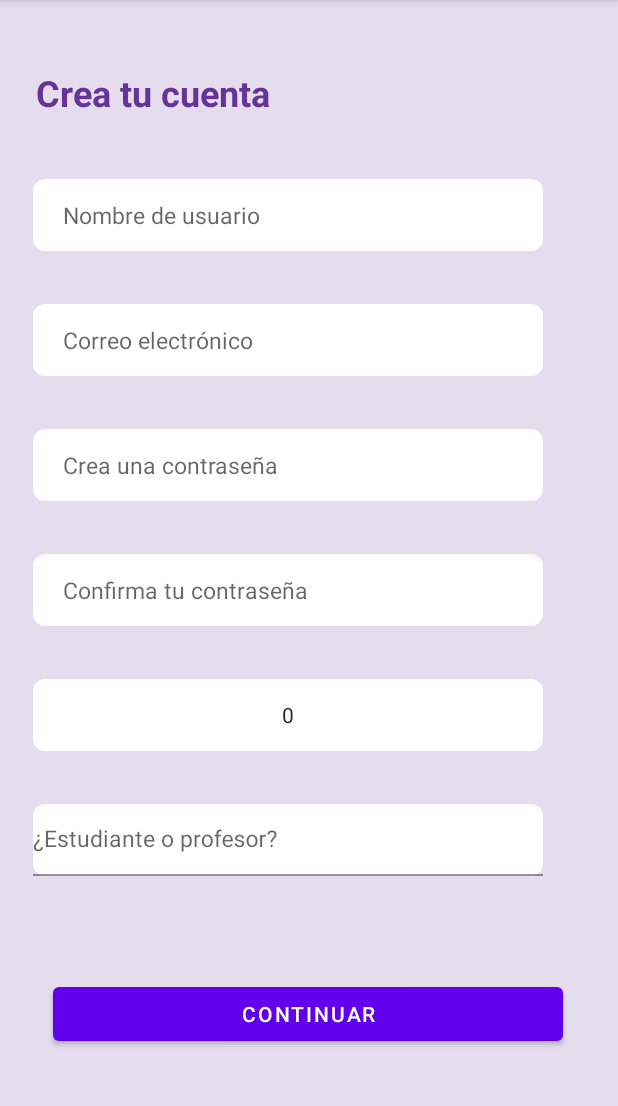
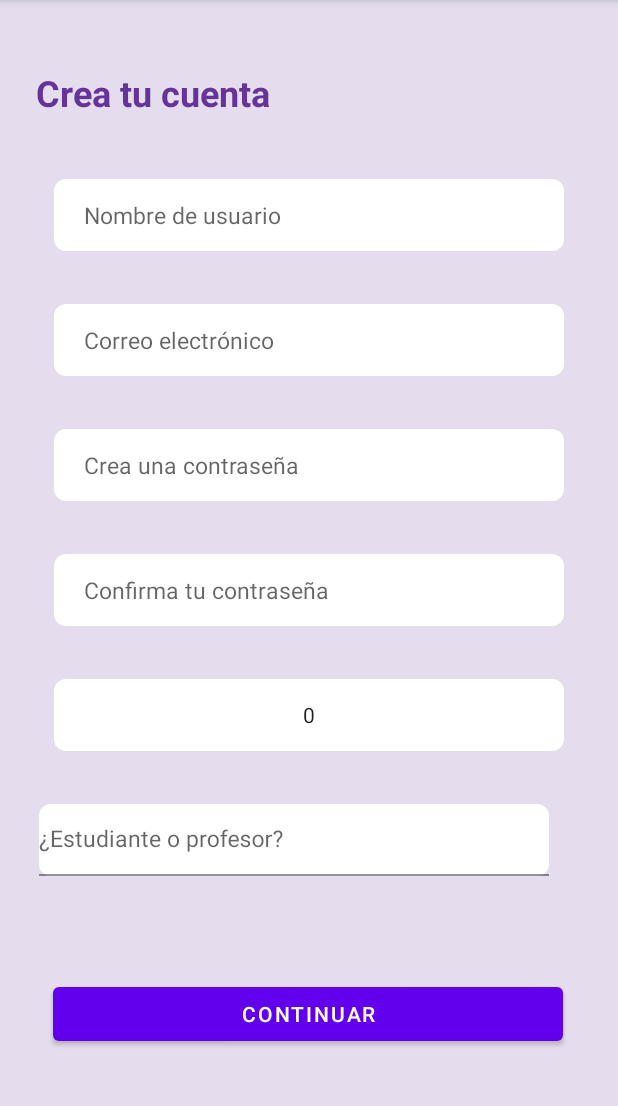
Before and after one commit to Jess-CR/OkayApp, an Android app: the SignUp screen opened directly, with no data from a screen before it, on a phone screen of 412 x 824 dp, the part 84-1190 px from its top. Run offline under Robolectric (Android 15) with nearby library versions, the phone set to English and light mode, and no system bars; 2 statements that could not run were skipped.

Commit message:
ajustes a botones
constraint layout

```diff
--- a/app/src/main/res/layout/activity_menu.xml
+++ b/app/src/main/res/layout/activity_menu.xml
@@ -10,22 +10,23 @@
         android:id="@+id/menu_btn_logIn"
         android:layout_width="340dp"
         android:layout_height="50dp"
-        android:layout_marginStart="22dp"
+        android:layout_marginTop="512dp"
         android:backgroundTint="@color/blue_botton"
         android:text="@string/menu_login"
         android:textStyle="bold"
+        app:layout_constraintEnd_toEndOf="parent"
         app:layout_constraintStart_toStartOf="parent"
-        tools:layout_editor_absoluteY="530dp" />
+        app:layout_constraintTop_toTopOf="parent" />
 
     <Button
         android:id="@+id/menu_btn_signUp"
         android:layout_width="330dp"
         android:layout_height="50dp"
-        android:layout_marginStart="22dp"
         android:layout_marginTop="30dp"
         android:background="@drawable/button_borderblue"
+        android:text="@string/menu_sign_up"
         android:textColor="@color/blue_botton"
-        android:text="@string/menu_sign_up"
+        app:layout_constraintEnd_toEndOf="parent"
         app:layout_constraintStart_toStartOf="parent"
         app:layout_constraintTop_toBottomOf="@+id/menu_btn_logIn" />
 
--- a/app/src/main/res/layout/activity_sign_up.xml
+++ b/app/src/main/res/layout/activity_sign_up.xml
@@ -23,18 +23,18 @@
 
     <EditText
         android:id="@+id/sign_up_editText_username"
+        android:layout_width="340dp"
+        android:layout_height="48dp"
+        android:layout_marginTop="41dp"
         android:background="@drawable/roundstyle"
         android:backgroundTint="@color/white"
-        android:layout_width="340dp"
-        android:layout_height="48dp"
-        android:layout_marginStart="22dp"
-        android:layout_marginTop="41dp"
+        android:ems="10"
+        android:hint="@string/sign_up_user_name_ph"
+        android:inputType="textPersonName"
         android:paddingLeft="20dp"
         android:textColor="@color/grey_placeholders"
         android:textSize="15dp"
-        android:ems="10"
-        android:inputType="textPersonName"
-        android:hint="@string/sign_up_user_name_ph"
+        app:layout_constraintEnd_toEndOf="parent"
         app:layout_constraintStart_toStartOf="parent"
         app:layout_constraintTop_toBottomOf="@+id/sign_up_txt_title" />
 
@@ -42,16 +42,16 @@
         android:id="@+id/sign_up_editText_email"
         android:layout_width="340dp"
         android:layout_height="48dp"
-        android:layout_marginStart="22dp"
         android:layout_marginTop="35dp"
         android:background="@drawable/roundstyle"
         android:backgroundTint="@color/white"
         android:ems="10"
+        android:hint="@string/sign_up_email_ph"
         android:inputType="textEmailAddress"
-        android:hint="@string/sign_up_email_ph"
+        android:paddingLeft="20dp"
         android:textColor="@color/grey_placeholders"
         android:textSize="15dp"
-        android:paddingLeft="20dp"
+        app:layout_constraintEnd_toEndOf="parent"
         app:layout_constraintStart_toStartOf="parent"
         app:layout_constraintTop_toBottomOf="@+id/sign_up_editText_username" />
 
@@ -59,16 +59,16 @@
         android:id="@+id/sign_up_editText_password"
         android:layout_width="340dp"
         android:layout_height="48dp"
-        android:layout_marginStart="22dp"
         android:layout_marginTop="35dp"
         android:background="@drawable/roundstyle"
         android:backgroundTint="@color/white"
         android:ems="10"
+        android:hint="@string/sign_up_password_ph"
         android:inputType="textPassword"
-        android:hint="@string/sign_up_password_ph"
+        android:paddingLeft="20dp"
         android:textColor="@color/grey_placeholders"
         android:textSize="15dp"
-        android:paddingLeft="20dp"
+        app:layout_constraintEnd_toEndOf="parent"
         app:layout_constraintStart_toStartOf="parent"
         app:layout_constraintTop_toBottomOf="@+id/sign_up_editText_email" />
 
@@ -76,16 +76,16 @@
         android:id="@+id/sign_up_editText_passwordConfirmation"
         android:layout_width="340dp"
         android:layout_height="48dp"
-        android:layout_marginStart="22dp"
         android:layout_marginTop="35dp"
         android:background="@drawable/roundstyle"
         android:backgroundTint="@color/white"
         android:ems="10"
+        android:hint="@string/sign_up_password_confirmation_ph"
         android:inputType="textPassword"
         android:paddingLeft="20dp"
-        android:hint="@string/sign_up_password_confirmation_ph"
         android:textColor="@color/grey_placeholders"
         android:textSize="15dp"
+        app:layout_constraintEnd_toEndOf="parent"
         app:layout_constraintStart_toStartOf="parent"
         app:layout_constraintTop_toBottomOf="@+id/sign_up_editText_password" />
 
@@ -94,12 +94,12 @@
         android:id="@+id/sign_up_numPicker_age"
         android:layout_width="340dp"
         android:layout_height="48dp"
-        android:layout_marginStart="22dp"
         android:layout_marginTop="35dp"
         android:background="@drawable/roundstyle"
         android:backgroundTint="@color/white"
         android:paddingLeft="20dp"
         android:scrollbarSize="7dp"
+        app:layout_constraintEnd_toEndOf="parent"
         app:layout_constraintStart_toStartOf="parent"
         app:layout_constraintTop_toBottomOf="@+id/sign_up_editText_passwordConfirmation" />
 
@@ -107,8 +107,8 @@
         android:id="@+id/textInputLayout2"
         android:layout_width="360dp"
         android:layout_height="wrap_content"
-        android:layout_marginStart="22dp"
         android:layout_marginTop="35dp"
+        app:layout_constraintEnd_toEndOf="parent"
         app:layout_constraintStart_toStartOf="parent"
         app:layout_constraintTop_toBottomOf="@+id/sign_up_numPicker_age">
 
@@ -117,10 +117,10 @@
             android:layout_width="340dp"
             android:layout_height="48dp"
             android:layout_weight="1"
-            android:inputType="none"
             android:background="@drawable/roundstyle"
             android:backgroundTint="@color/white"
             android:hint="@string/sign_up_profession_ph"
+            android:inputType="none"
             android:textColor="@color/grey_placeholders"
             android:textSize="15dp" />
 
@@ -131,11 +131,14 @@
         android:layout_width="340dp"
         android:layout_height="wrap_content"
         android:layout_marginTop="68dp"
+        android:layout_marginBottom="10dp"
         android:text="@string/sign_up_button"
+        app:layout_constraintBottom_toBottomOf="parent"
         app:layout_constraintEnd_toEndOf="parent"
         app:layout_constraintHorizontal_bias="0.492"
         app:layout_constraintStart_toStartOf="parent"
-        app:layout_constraintTop_toBottomOf="@+id/textInputLayout2" />
+        app:layout_constraintTop_toBottomOf="@+id/textInputLayout2"
+        app:layout_constraintVertical_bias="0.0" />
 
 
 </androidx.constraintlayout.widget.ConstraintLayout>
```
